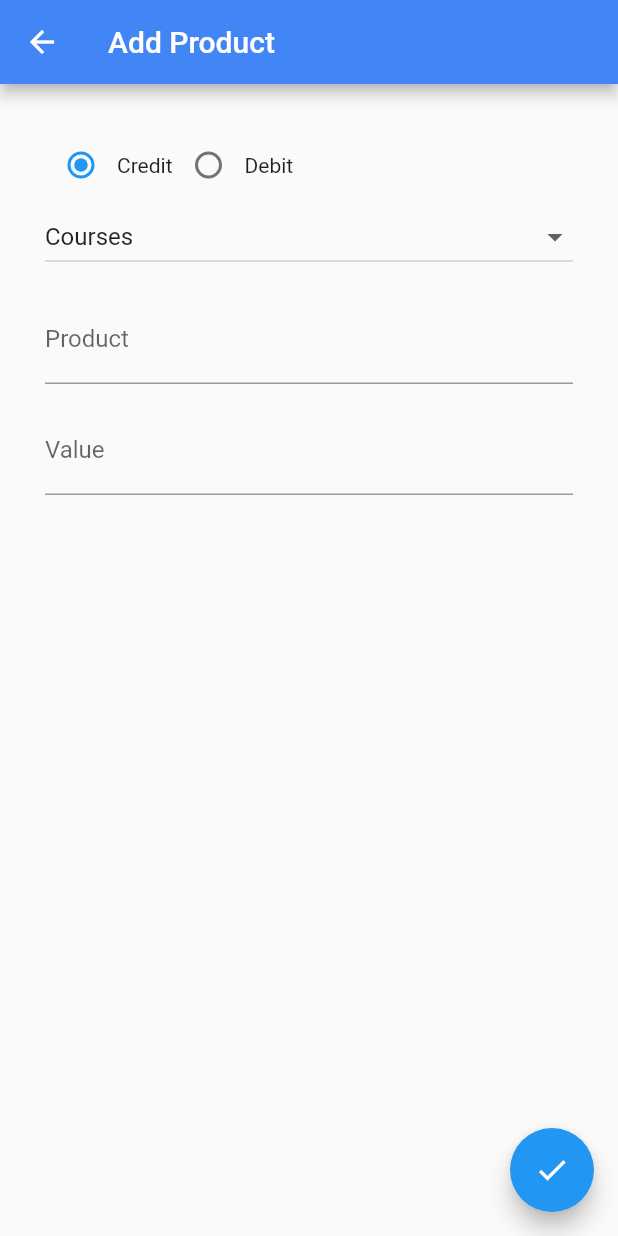
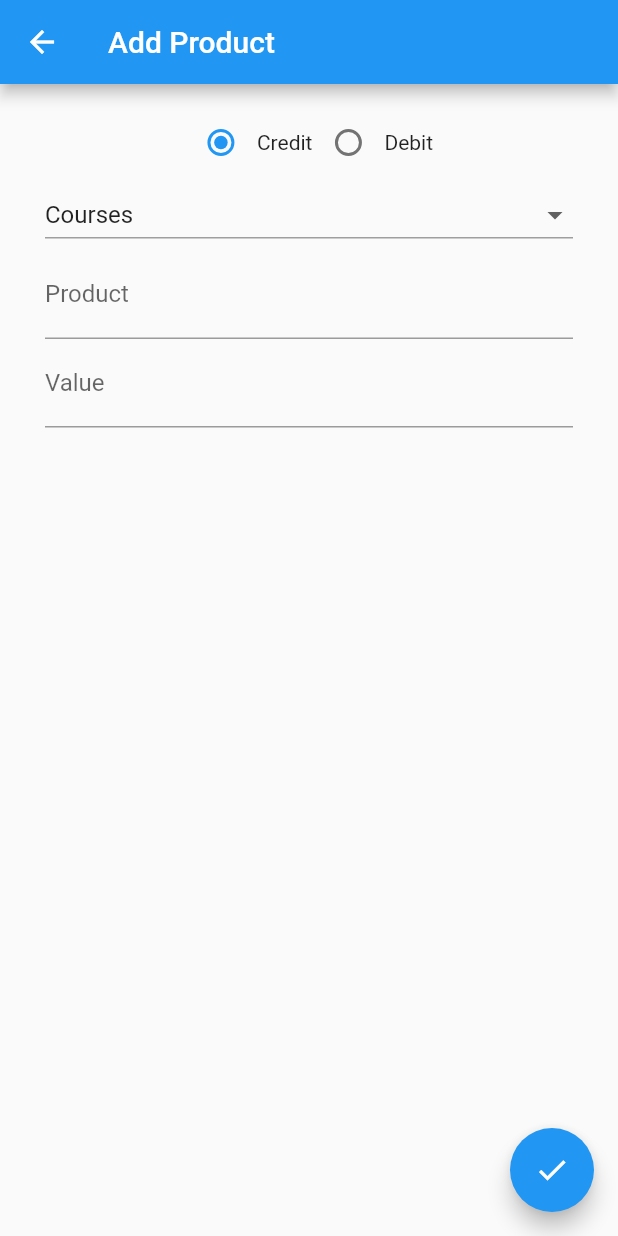
Before and after one commit to gasscoelho/finance-control-flutter, a Flutter app: the CreateProducts screen opened directly, on a phone screen of 412 x 824 dp. Run offline on Flutter 3.47's test engine with Material 2 defaults, Android fonts, the phone set to English and light mode, and no system bars; our stand-ins replace cloud_firestore, firebase_auth, fluttertoast, google_sign_in, share, shared_preferences and 1 more; accounts and stored records are empty; network calls fail.

Commit message:
Unnecessary paddings removed

```diff
--- a/lib/activities/create_products.dart
+++ b/lib/activities/create_products.dart
@@ -1,11 +1,11 @@
 import 'package:finance_control/helpers/transaction_helper.dart';
+import 'package:finance_control/util/colors_arsenal.dart';
 import 'package:flutter/material.dart';
 import 'package:fluttertoast/fluttertoast.dart';
 import 'package:intl/intl.dart';
 
 class CreateProducts extends StatefulWidget {
   final Transaction transactionUpdate;
-
   CreateProducts({this.transactionUpdate});
 
   @override
@@ -47,27 +47,22 @@ class _CreateProductsState extends State<CreateProducts> {
       onWillPop: _controlPop,
       child: Scaffold(
         appBar: AppBar(
-          /*leading: IconButton(
-            icon: Icon(Icons.close),
-            onPressed: () {
-              if(!_controlEdit)
-                Navigator.pop(context, false);
-            },
-          ), */
           title:
               Text(_transactionEdit == null ? "Add Product" : "Update Product"),
-          backgroundColor: Color(0xff4285F4),
         ),
         floatingActionButton: FloatingActionButton(
           onPressed: _saveProducts,
-          child: Icon(Icons.check),
+          child: Icon(
+            Icons.check,
+          ),
         ),
         resizeToAvoidBottomPadding: false,
         body: Padding(
-          padding: const EdgeInsets.all(30.0),
+          padding: const EdgeInsets.fromLTRB(30.0, 15.0, 30.0, 15.0),
           child: Column(
             children: <Widget>[
               Row(
+                mainAxisAlignment: MainAxisAlignment.center,
                 children: <Widget>[
                   Radio(
                     groupValue: _type,
@@ -86,6 +81,7 @@ class _CreateProductsState extends State<CreateProducts> {
               Container(
                 width: double.infinity,
                 child: DropdownButton(
+                  underline: Container(color: Colors.grey, height: 1.0),
                   isExpanded: true,
                   value: _currentGroup,
                   items: _dropDownMenuItems,
@@ -97,26 +93,20 @@ class _CreateProductsState extends State<CreateProducts> {
                   },
                 ),
               ),
-              Padding(
-                padding: const EdgeInsets.fromLTRB(0, 15, 0, 0),
-                child: TextField(
+              TextField(
                 controller: controlDesc,
                 onChanged: (input) {
                   _controlEdit = true;
                 },
                 decoration: InputDecoration(labelText: "Product"),
               ),
-              ),
-              Padding(
-                padding: const EdgeInsets.fromLTRB(0, 15, 0, 0),
-                child: TextField(
+              TextField(
                 controller: controlValue,
                 onChanged: (input) {
                   _controlEdit = true;
                 },
                 decoration: InputDecoration(labelText: "Value"),
                 keyboardType: TextInputType.numberWithOptions(decimal: true),
-                ),
               ),
             ],
           ),
```
Lines whose indentation alone changed are shown as unchanged.
